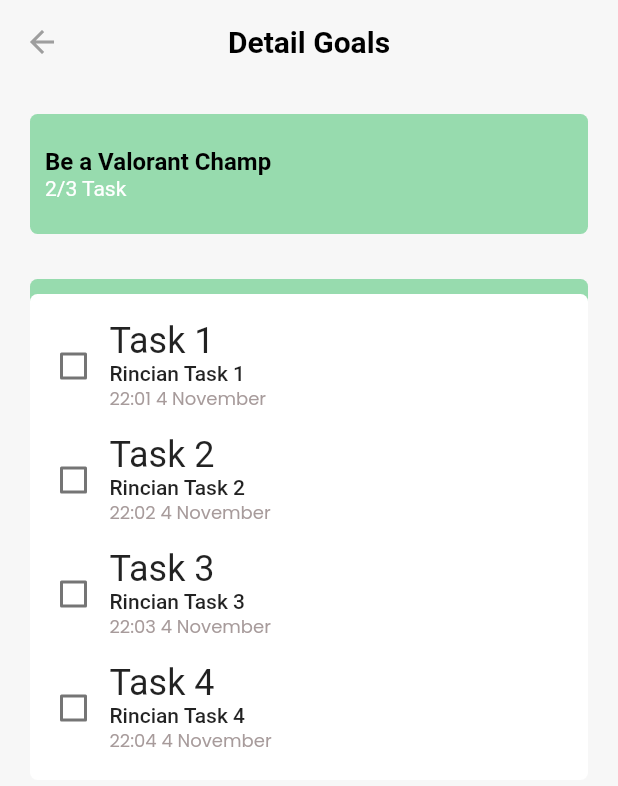
After one commit to maoenti/ingetin-app, a Flutter app: the MyHomePage screen opened directly, after a tap on an icon or button, on a phone screen of 412 x 824 dp. The commit adds this screen. Shown: the top 786 px of the screen. Run offline on Flutter 3.47's test engine with Material 2 defaults, Android fonts, the phone set to English and light mode, and no system bars.

Commit message:
edit task page, detail goals page, fix profile image

```diff
--- a/lib/beranda.dart
+++ b/lib/beranda.dart
@@ -1,5 +1,7 @@
 import 'package:flutter/material.dart';
 import 'package:ingetin/add-task.dart';
+import 'package:ingetin/detail-goals.dart';
+import 'package:ingetin/edit-task.dart';
 import 'package:ingetin/profile.dart';
 
 class BerandaPage extends StatefulWidget {
@@ -94,6 +96,24 @@
     });
   }
 
+  void _editTask() {
+    setState(() {
+      Navigator.push(context,MaterialPageRoute(builder: (context) => EditTaskPage()));
+    });
+  }
+
+  void _deleteTask() {
+    setState(() {
+      Navigator.push(context,MaterialPageRoute(builder: (context) => EditTaskPage())); // ganti jadi delete task
+    });
+  }
+
+  void _detailGoals() {
+    setState(() {
+      Navigator.push(context,MaterialPageRoute(builder: (context) => DetailGoalsPage())); // ganti jadi delete task
+    });
+  }
+
   void _goToProfile() {
     setState(() {
       Navigator.push(context,MaterialPageRoute(builder: (context) => ProfilePage()));
@@ -132,10 +152,11 @@
                   Expanded(child: SizedBox()),
                   IconButton(
                     onPressed: _goToProfile,
-                    icon: CircleAvatar(
-                      radius: 50.0,
-                      backgroundImage: AssetImage('assets/images/keisya.png'),
-                    ),
+                    // icon: CircleAvatar(
+                    //   radius: 50.0,
+                    //   backgroundImage: AssetImage('assets/images/user.png'),
+                    // ),
+                    icon: Image.asset('assets/images/user.png')
                   )
                 ],
               ),
@@ -181,7 +202,9 @@
                       onPressed: () => null
                   ),
                   for (var i in jumlah_container)
-                    Container(
+                    GestureDetector(
+                      onTap: _detailGoals,
+                      child: Container(
                         width: 150,
                         padding: EdgeInsets.all(10),
                         margin: EdgeInsets.only(left: 10),
@@ -229,6 +252,8 @@
                             ]
                         ),
                       ),
+                    )
+
                 ],
               ),
             ),
@@ -327,6 +352,14 @@
                                                   )
                                                 ],
                                               ),
+                                            ),
+                                            IconButton(
+                                              onPressed: _editTask,
+                                              icon: Image.asset('assets/images/edit.png')
+                                            ),
+                                            IconButton(
+                                              onPressed: _deleteTask,
+                                              icon: Image.asset('assets/images/trash.png')
                                             )
                                           ]
                                       )
--- /dev/null
+++ b/lib/detail-goals.dart
@@ -0,0 +1,189 @@
+import 'package:flutter/material.dart';
+
+class CustomColor {
+  static const Color light_grey = Color(0xFFCCCCCC);
+}
+
+class CustomTextStyle {
+  static const TextStyle captionText = TextStyle(
+    fontFamily: 'Poppins',
+    fontSize: 12,
+    color: Color(0xFFA79B9B),
+  );
+
+  static const TextStyle whiteCaptionText = TextStyle(
+    fontFamily: 'Poppins',
+    fontSize: 12,
+    color: Colors.white,
+  );
+
+  static const TextStyle blackCaptionText = TextStyle(
+    fontFamily: 'Poppins',
+    fontSize: 12,
+    color: Colors.black,
+  );
+
+  static const TextStyle whiteText = TextStyle(
+      fontFamily: 'Poppins',
+      fontSize: 12,
+      color: Colors.white,
+      fontWeight: FontWeight.w800
+  );
+}
+
+class DetailGoalsPage extends StatefulWidget {
+  const DetailGoalsPage({Key? key}) : super(key: key);
+
+  @override
+  _DetailGoalsState createState() => _DetailGoalsState();
+}
+
+class _DetailGoalsState extends State<DetailGoalsPage> {
+  late AnimationController controller;
+
+  List<int> jumlah_container = [1,2,3,4];
+  bool isChecked = false;
+  double percent = 0.0;
+
+  TextEditingController emailController = TextEditingController();
+  TextEditingController passwordController = TextEditingController();
+  @override
+  Widget build(BuildContext context) {
+    return MaterialApp(
+      home: Scaffold(
+        backgroundColor: Color.fromARGB(248, 247, 247, 247),
+        body: SafeArea(
+          child: Column(
+            crossAxisAlignment: CrossAxisAlignment.center,
+            children: <Widget>[
+              AppBar(
+                leading: BackButton(color: Colors.grey),
+                title: Text(
+                  "Detail Goals",
+                  style: TextStyle(
+                      color: Colors.black, fontWeight: FontWeight.bold),
+                ),
+                centerTitle: true,
+                backgroundColor: Color.fromARGB(248, 247, 247, 247),
+                shadowColor: Colors.transparent,
+                elevation: 1,
+              ),
+              Container(
+                width: double.infinity,
+                margin: EdgeInsets.all(20),
+                padding: EdgeInsets.only(top: 20, left: 10, right: 10, bottom: 20),
+                height: 80,
+                decoration: BoxDecoration(
+                  color: Color(0xFF97DBAE),
+                  borderRadius: BorderRadius.circular(5),
+                ),
+                child: Column(
+                  mainAxisAlignment: MainAxisAlignment.center,
+                  mainAxisSize: MainAxisSize.max,
+                  crossAxisAlignment: CrossAxisAlignment.stretch,
+                  children: [
+                    Text("Be a Valorant Champ", style: TextStyle(
+                        color: Colors.black, fontSize: 16, fontWeight: FontWeight.bold), textAlign: TextAlign.left),
+                    Text("2/3 Task", style: TextStyle(
+                        color: Colors.white, fontSize: 14), textAlign: TextAlign.left)
+                  ],
+                ),
+              ),
+              Expanded(
+                child: Container(
+                  width: double.infinity,
+                  padding: EdgeInsets.only(top: 10,left: 20, right: 20),
+                  child: ListView(
+                      padding: EdgeInsets.only(top:10),
+                      scrollDirection: Axis.vertical,
+                      children: [
+                        Container(
+                          width: double.infinity,
+                          margin: EdgeInsets.only(bottom: 25),
+                          padding: EdgeInsets.only(top: 10, bottom: 10, left: 5, right: 5),
+                          decoration: BoxDecoration(
+                              boxShadow: [
+                                BoxShadow(
+                                    offset: Offset(0,-10),
+                                    blurRadius: 0,
+                                    color: Color(0xFF97DBAE)
+                                )
+                              ],
+                              color: Colors.white,
+                              borderRadius: BorderRadius.all(Radius.circular(5))
+                          ),
+                          child: Column(
+                              children: [
+                                for (var i in jumlah_container)
+                                  Container(
+                                      padding: EdgeInsets.only(bottom: 7, top: 7),
+                                      child: Row(
+                                          children: [
+                                            Checkbox(
+                                                activeColor: Theme.of(context).primaryColor,
+                                                checkColor: Colors.black,
+                                                value: isChecked,
+                                                onChanged: (bool? value) {
+                                                  setState(() {
+                                                    isChecked = value!;
+                                                  });
+                                                }
+                                            ),
+                                            Expanded(
+                                              child: Column(
+                                                mainAxisAlignment: MainAxisAlignment.start,
+                                                children: [
+                                                  Row(
+                                                    children: [
+                                                      Text(
+                                                        ('Task ' + i.toString()),
+                                                        textAlign: TextAlign.start,
+                                                        style: Theme.of(context).textTheme.headline5,
+                                                      ),
+                                                    ],
+                                                  ),
+                                                  Row(
+                                                    children: [
+                                                      Text(
+                                                        ('Rincian Task ' + i.toString()),
+                                                        textAlign: TextAlign.start,
+                                                        style: Theme.of(context).textTheme.bodyText1,
+                                                      ),
+                                                    ],
+                                                  ),
+                                                  Row(
+                                                    children: [
+                                                      Text(
+                                                        ('22:0' + i.toString()),
+                                                        textAlign: TextAlign.start,
+                                                        style: CustomTextStyle.captionText,
+                                                      ),
+                                                      Text(
+                                                        (' 4 November'),
+                                                        textAlign: TextAlign.start,
+                                                        style: CustomTextStyle.captionText,
+                                                      ),
+                                                    ],
+                                                  )
+                                                ],
+                                              ),
+                                            )
+                                          ]
+                                      )
+                                  ),
+                              ]
+                          ),
+                        ),
+                      ]
+                  ),
+                ),
+              ),
+            ],
+          ),
+        ),
+      ),
+    );
+  }
+
+  void switchChanged(bool value) {}
+}
```
Also changed, not shown: lib/edit-task.dart (added, +204 -0 lines), lib/profile.dart (+5 -4 lines), assets/images/edit.png (added), assets/images/trash.png (added), assets/images/user.png (added). Lines whose indentation alone changed are shown as unchanged.
